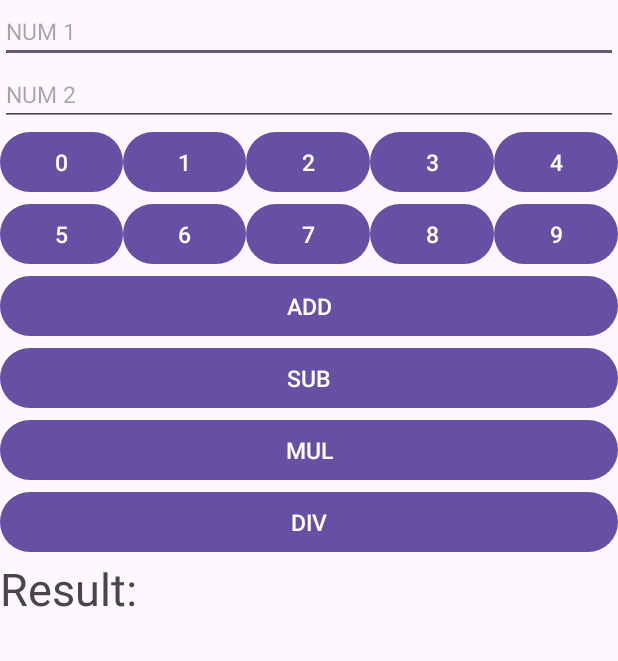
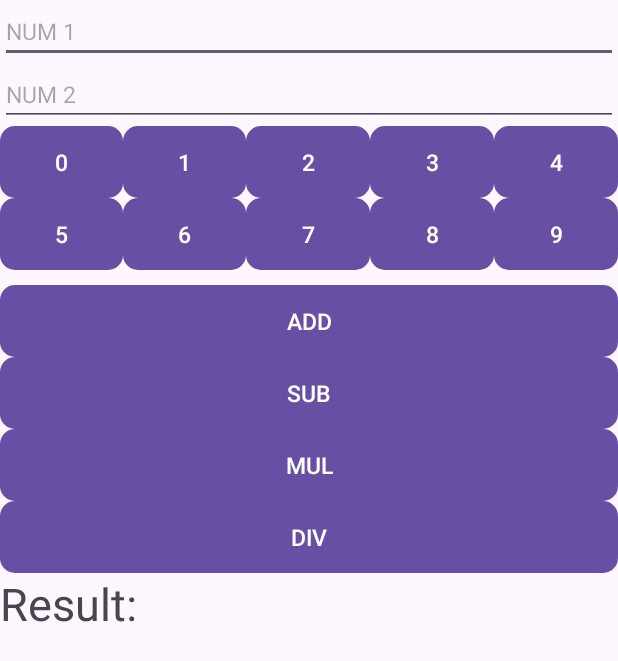
Before and after one commit to 1Dohyeon/kotlin-univ-androidstudio-study, an Android app: the screen it shows after launch (MainActivity), on a phone screen of 412 x 824 dp. Shown: the top 661 px of the screen. Run offline under Robolectric (Android 15) with nearby library versions, the phone set to English and light mode, and no system bars.

Commit message:
0328 버튼 ui 변경

```diff
--- /dev/null
+++ b/univ/app/src/main/res/drawable/rounded_button.xml
@@ -0,0 +1,4 @@
+<shape xmlns:android="http://schemas.android.com/apk/res/android"
+    android:shape="rectangle">
+    <corners android:radius="10dp" /> <!-- 원의 형태를 조절할 수 있는 반지름 설정 -->
+</shape>
--- a/univ/app/src/main/res/layout/activity_main.xml
+++ b/univ/app/src/main/res/layout/activity_main.xml
@@ -33,7 +33,8 @@
             android:textSize="15sp"
             android:text="@string/b0"
             android:layout_height="wrap_content"
-            android:layout_width="30dp"/>
+            android:layout_width="30dp"
+            android:background="@drawable/rounded_button"/>
 
         <Button
             android:id="@+id/B1"
@@ -41,7 +42,8 @@
             android:textSize="15sp"
             android:text="@string/b1"
             android:layout_height="wrap_content"
-            android:layout_width="30dp"/>
+            android:layout_width="30dp"
+            android:background="@drawable/rounded_button"/>
 
         <Button
             android:id="@+id/B2"
@@ -49,7 +51,8 @@
             android:textSize="15sp"
             android:text="@string/b2"
             android:layout_height="wrap_content"
-            android:layout_width="30dp"/>
+            android:layout_width="30dp"
+            android:background="@drawable/rounded_button"/>
 
         <Button
             android:id="@+id/B3"
@@ -57,7 +60,8 @@
             android:textSize="15sp"
             android:text="@string/b3"
             android:layout_height="wrap_content"
-            android:layout_width="30dp"/>
+            android:layout_width="30dp"
+            android:background="@drawable/rounded_button"/>
 
         <Button
             android:id="@+id/B4"
@@ -65,14 +69,16 @@
             android:textSize="15sp"
             android:text="@string/b4"
             android:layout_height="wrap_content"
-            android:layout_width="30dp" />
+            android:layout_width="30dp"
+            android:background="@drawable/rounded_button"/>
 
     </LinearLayout>
 
     <LinearLayout
         android:layout_width="match_parent"
         android:layout_height="wrap_content"
-        android:orientation="horizontal">
+        android:orientation="horizontal"
+        android:background="@drawable/rounded_button">
 
         <Button
             android:id="@+id/B5"
@@ -80,7 +86,8 @@
             android:textSize="15sp"
             android:text="@string/b5"
             android:layout_height="wrap_content"
-            android:layout_width="30dp"/>
+            android:layout_width="30dp"
+            android:background="@drawable/rounded_button"/>
 
         <Button
             android:id="@+id/B6"
@@ -88,7 +95,8 @@
             android:textSize="15sp"
             android:text="@string/b6"
             android:layout_height="wrap_content"
-            android:layout_width="30dp"/>
+            android:layout_width="30dp"
+            android:background="@drawable/rounded_button"/>
 
         <Button
             android:id="@+id/B7"
@@ -96,7 +104,8 @@
             android:textSize="15sp"
             android:text="@string/b7"
             android:layout_height="wrap_content"
-            android:layout_width="30dp"/>
+            android:layout_width="30dp"
+            android:background="@drawable/rounded_button"/>
 
         <Button
             android:id="@+id/B8"
@@ -104,7 +113,8 @@
             android:textSize="15sp"
             android:text="@string/b8"
             android:layout_height="wrap_content"
-            android:layout_width="30dp"/>
+            android:layout_width="30dp"
+            android:background="@drawable/rounded_button"/>
 
         <Button
             android:id="@+id/B9"
@@ -112,7 +122,8 @@
             android:textSize="15sp"
             android:text="@string/b9"
             android:layout_height="wrap_content"
-            android:layout_width="30dp"/>
+            android:layout_width="30dp"
+            android:background="@drawable/rounded_button"/>
 
     </LinearLayout>
 
@@ -123,28 +134,33 @@
         android:textSize="15sp"
         android:layout_width="match_parent"
         android:layout_height="wrap_content"
-        android:text="@string/add" />
+        android:text="@string/add"
+        android:background="@drawable/rounded_button"
+        android:layout_marginTop="10dp"/>
 
     <Button
         android:id="@+id/sub"
         android:textSize="15sp"
         android:layout_width="match_parent"
         android:layout_height="wrap_content"
-        android:text="@string/sub"/>
+        android:text="@string/sub"
+        android:background="@drawable/rounded_button"/>
 
     <Button
         android:id="@+id/mul"
         android:textSize="15sp"
         android:layout_width="match_parent"
         android:layout_height="wrap_content"
-        android:text="@string/mul"/>
+        android:text="@string/mul"
+        android:background="@drawable/rounded_button"/>
 
     <Button
         android:id="@+id/div"
         android:textSize="15sp"
         android:layout_width="match_parent"
         android:layout_height="wrap_content"
-        android:text="@string/div"/>
+        android:text="@string/div"
+        android:background="@drawable/rounded_button"/>
 
     <!--  RESULT  -->
 
@@ -153,6 +169,7 @@
         android:layout_width="match_parent"
         android:layout_height="wrap_content"
         android:text="@string/res"
-        android:textSize="30sp"/>
+        android:textSize="30sp"
+        android:background="@drawable/rounded_button"/>
 
 </LinearLayout>
```
